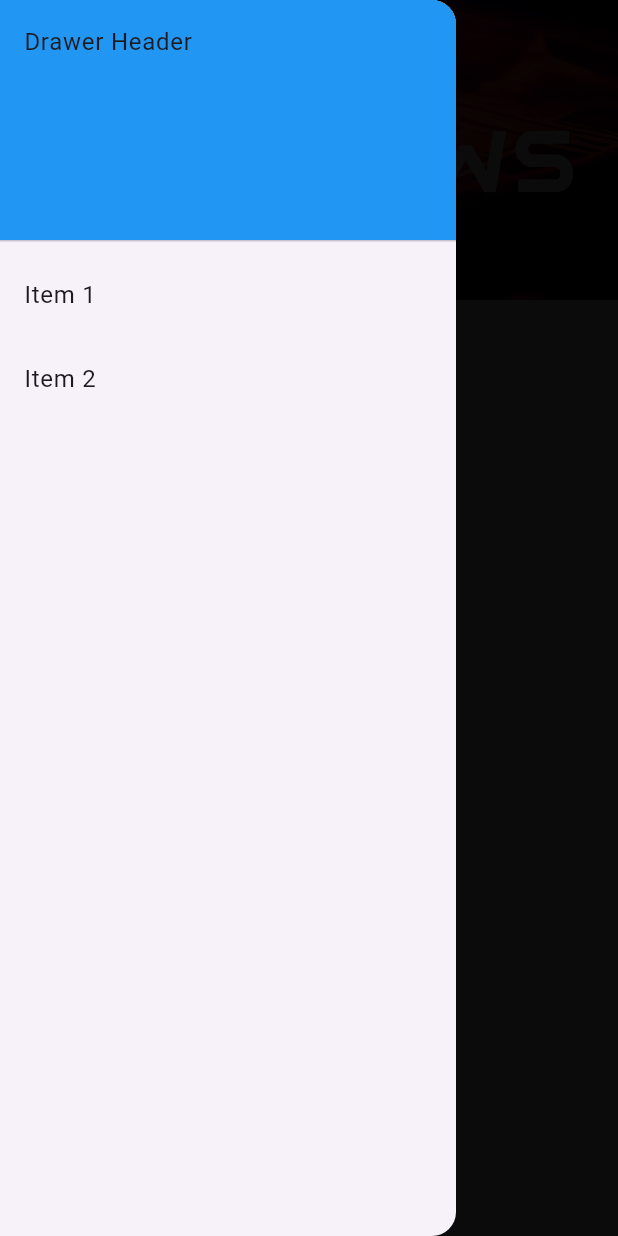
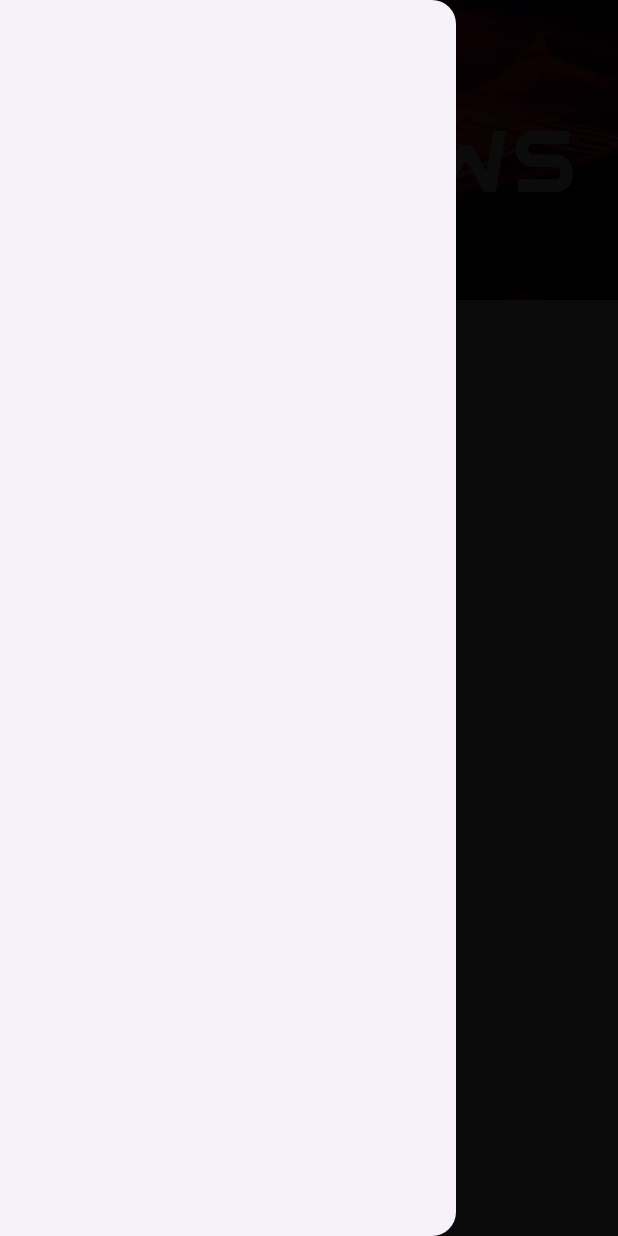
Before and after one commit to oriolgds/Ors-News-Dart, a Flutter app: the screen it shows after launch, with the side drawer open, on a phone screen of 412 x 824 dp. Run offline on Flutter 3.47's test engine with Material 3 defaults, Android fonts, the phone set to English and light mode, and no system bars; our stand-ins replace cached_network_image, share_plus, shared_preferences; network calls fail.

Commit message:
Drawer and drawer button created. Issue #8

```diff
--- a/lib/main.dart
+++ b/lib/main.dart
@@ -40,6 +40,20 @@ class MyHomePage extends StatefulWidget {
   State<MyHomePage> createState() => _MyHomePageState();
 }
 
+class MyDrawer extends StatelessWidget {
+  const MyDrawer({super.key});
+
+  @override
+  Widget build(BuildContext context) {
+    return Drawer(
+      child: ListView(
+        // Important: Remove any padding from the ListView.
+        padding: EdgeInsets.zero,
+        children: const <Widget>[],
+      ),
+    );
+  }
+}
 
 
 class _MyHomePageState extends State<MyHomePage> {
@@ -104,34 +118,7 @@ class _MyHomePageState extends State<MyHomePage> {
     return MaterialApp(
       theme: ThemeData(),
       home: Scaffold(
-        drawer: Drawer(
-          child: ListView(
-            // Important: Remove any padding from the ListView.
-            padding: EdgeInsets.zero,
-            children: [
-              const DrawerHeader(
-                decoration: BoxDecoration(
-                  color: Colors.blue,
-                ),
-                child: Text('Drawer Header'),
-              ),
-              ListTile(
-                title: const Text('Item 1'),
-                onTap: () {
-                  // Update the state of the app.
-                  // ...
-                },
-              ),
-              ListTile(
-                title: const Text('Item 2'),
-                onTap: () {
-                  // Update the state of the app.
-                  // ...
-                },
-              ),
-            ],
-          ),
-        ),
+        drawer: const MyDrawer(),
         body: Stack(
           children: [
             Column(
@@ -232,6 +219,21 @@ class TopLabel extends StatelessWidget {
               ),
             ),
           ),
+        ),
+        Positioned(
+          top: 20,
+          left: 20,
+          child: AnimatedOpacity(
+            opacity: listViewScrolled > 100 ? 1 : 0,
+            duration: Duration(milliseconds: listViewScrolled > 100 ? 500 : 200),
+            child: const DrawerButton(
+              style: ButtonStyle(
+                foregroundColor: MaterialStatePropertyAll(Colors.black),
+                iconSize: MaterialStatePropertyAll(50.0),
+                iconColor: MaterialStatePropertyAll(Colors.white)
+              ),
+            ),
+          )
         ),
       ],
     );
--- a/pubspec.yaml
+++ b/pubspec.yaml
@@ -16,7 +16,7 @@ publish_to: 'none' # Remove this line if you wish to publish to pub.dev
 # https://developer.apple.com/library/archive/documentation/General/Reference/InfoPlistKeyReference/Articles/CoreFoundationKeys.html
 # In Windows, build-name is used as the major, minor, and patch parts
 # of the product and file versions while build-number is used as the build suffix.
-version: 2.1.3
+version: 2.2.0
 
 environment:
   sdk: '>=3.2.6 <4.0.0'
```
